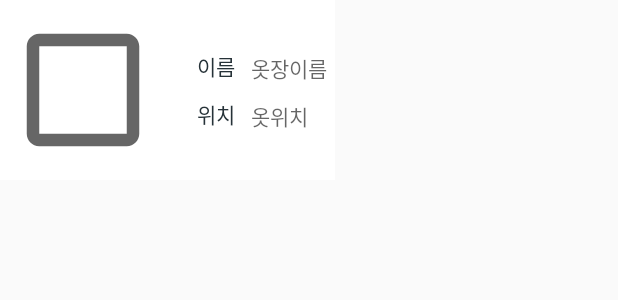
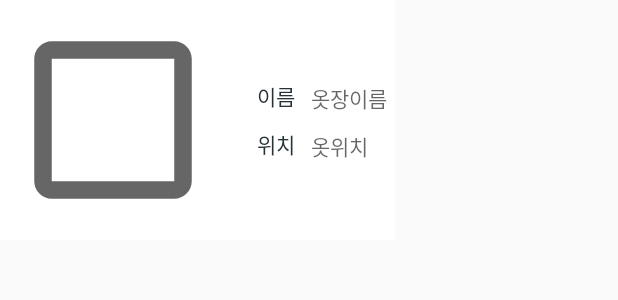
Before and after one commit to ljiho222/MyCloset, an Android app: the layout list_closet.xml on its own in the app's theme, with its tools: preview values and no code run, on a phone screen of 412 x 824 dp. Shown: the top 300 px of the screen. Run offline under Robolectric (Android 15) with nearby library versions, the phone set to English and light mode, and no system bars.

Commit message:
//검색 옷장 이미지 사이즈 확대

```diff
--- a/app/src/main/res/layout/list_closet.xml
+++ b/app/src/main/res/layout/list_closet.xml
@@ -7,14 +7,14 @@
 
     <LinearLayout
         android:layout_width="match_parent"
-        android:layout_height="120dp"
+        android:layout_height="160dp"
         android:scaleType="fitXY"
         android:orientation="horizontal">
 
         <ImageView
             android:id="@+id/closet_profile"
-            android:layout_width="100dp"
-            android:layout_height="100dp"
+            android:layout_width="140dp"
+            android:layout_height="140dp"
             android:layout_gravity="center"
             android:layout_margin="5dp"
             android:src="@drawable/ic_baseline_check_box_outline_blank_24"
```
